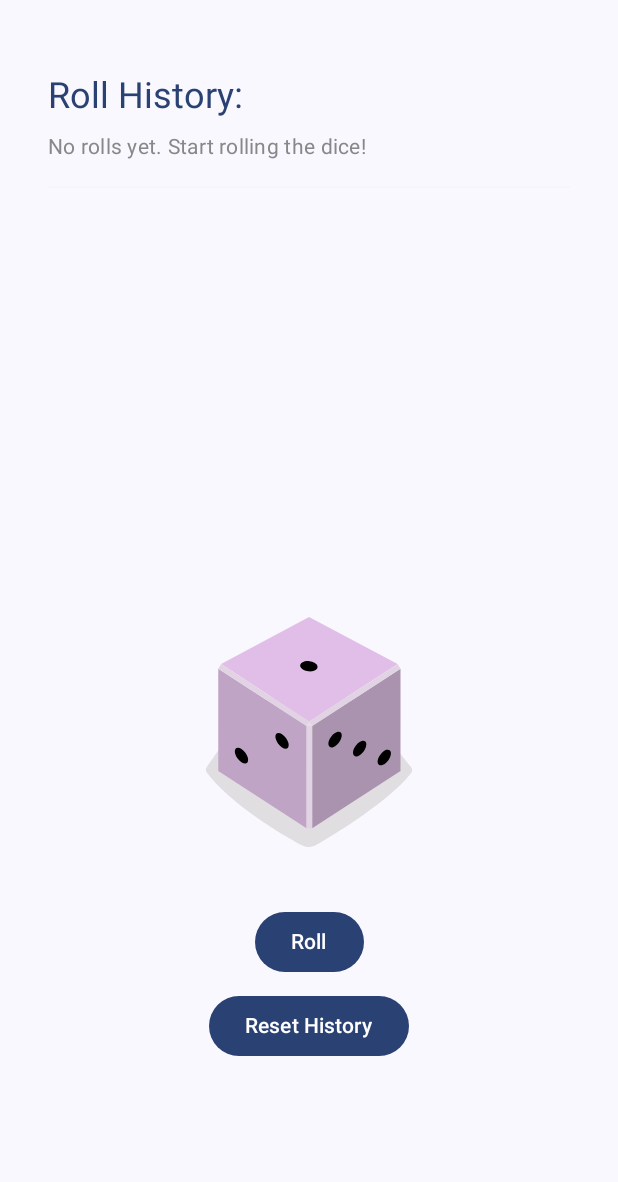
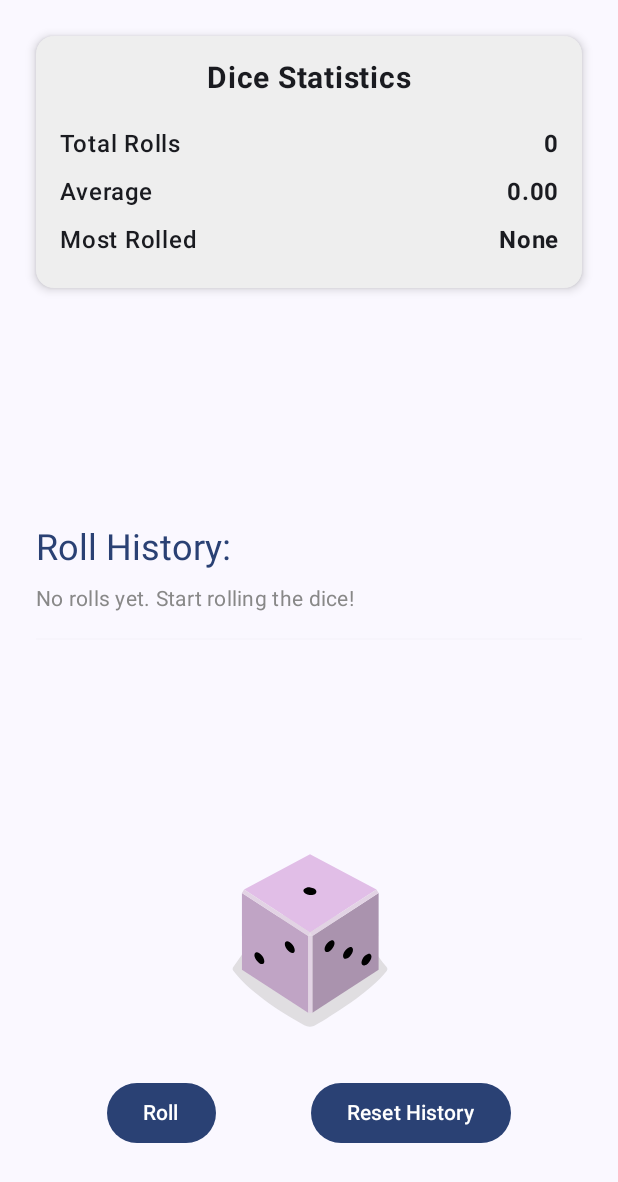
Before and after one commit to Gianguyen1234/Interactive_DiceRoller_App, an Android app built with Jetpack Compose: the screen it shows after launch (MainActivity), on a phone screen of 412 x 824 dp. Shown: the top 1182 px of the screen. Run offline under Robolectric (Android 15) with nearby library versions, the phone set to English and light mode, and no system bars.

Commit message:
add statistics

```diff
--- a/app/src/main/java/com/example/dicerollerapplication/DiceHistory.kt
+++ b/app/src/main/java/com/example/dicerollerapplication/DiceHistory.kt
@@ -12,6 +12,7 @@ import androidx.compose.runtime.Composable
 import androidx.compose.ui.Alignment
 import androidx.compose.ui.Modifier
 import androidx.compose.ui.graphics.Color
+import androidx.compose.ui.tooling.preview.Preview
 import androidx.compose.ui.unit.dp
 
 @Composable
@@ -82,3 +83,12 @@ fun DiceRollHistory(history: List<Int>, modifier: Modifier = Modifier) {
         )
     }
 }
+
+@Preview(showBackground = true)
+@Composable
+fun DiceRollHistoryPreview() {
+    // Example history data for preview
+    val history = listOf(4, 6, 3, 2, 5)
+
+    DiceRollHistory(history = history)
+}
--- /dev/null
+++ b/app/src/main/java/com/example/dicerollerapplication/DiceStatistics.kt
@@ -0,0 +1,88 @@
+package com.example.dicerollerapplication
+
+import androidx.compose.foundation.layout.*
+import androidx.compose.foundation.shape.RoundedCornerShape
+import androidx.compose.material3.*
+import androidx.compose.runtime.Composable
+import androidx.compose.ui.Alignment
+import androidx.compose.ui.Modifier
+import androidx.compose.ui.graphics.Color
+import androidx.compose.ui.text.font.FontWeight
+import androidx.compose.ui.text.style.TextAlign
+import androidx.compose.ui.tooling.preview.Preview
+import androidx.compose.ui.unit.dp
+import androidx.compose.ui.unit.sp
+
+@Composable
+fun DiceStatistics(history: List<Int>) {
+    val totalRolls = history.size
+    val average = if (totalRolls > 0) history.average() else 0.0
+    val mostRolled = history.groupingBy { it }.eachCount().maxByOrNull { it.value }?.key
+
+    // Card to provide a clean background
+    Card(
+        modifier = Modifier
+            .fillMaxWidth()
+            .padding(16.dp),
+        colors = CardDefaults.cardColors(
+            containerColor = Color(0xFFEEEEEE)
+        ),
+        shape = RoundedCornerShape(12.dp),
+        elevation = CardDefaults.cardElevation(defaultElevation = 4.dp)
+    ) {
+        Column(
+            modifier = Modifier
+                .fillMaxWidth()
+                .padding(16.dp),
+            horizontalAlignment = Alignment.CenterHorizontally
+        ) {
+            // Title
+            Text(
+                text = "Dice Statistics",
+                fontSize = 20.sp,
+                fontWeight = FontWeight.Bold,
+                modifier = Modifier.padding(bottom = 16.dp)
+            )
+
+            // Total Rolls
+            StatisticRow(label = "Total Rolls", value = "$totalRolls")
+
+            // Average
+            StatisticRow(label = "Average", value = average.format(2))
+
+            // Most Rolled
+            StatisticRow(label = "Most Rolled", value = mostRolled?.toString() ?: "None")
+        }
+    }
+}
+
+@Composable
+fun StatisticRow(label: String, value: String) {
+    Row(
+        modifier = Modifier
+            .fillMaxWidth()
+            .padding(vertical = 4.dp),
+        horizontalArrangement = Arrangement.SpaceBetween
+    ) {
+        Text(
+            text = label,
+            fontSize = 16.sp,
+            fontWeight = FontWeight.Medium
+        )
+        Text(
+            text = value,
+            fontSize = 16.sp,
+            fontWeight = FontWeight.Bold,
+            textAlign = TextAlign.End
+        )
+    }
+}
+
+fun Double.format(digits: Int) = "%.${digits}f".format(this)
+
+// Preview to see the improved UI
+@Preview(showBackground = true)
+@Composable
+fun DiceStatisticsPreview() {
+    DiceStatistics(history = listOf(1, 2, 3, 4, 5, 6, 6, 6))
+}
--- a/app/src/main/java/com/example/dicerollerapplication/MainActivity.kt
+++ b/app/src/main/java/com/example/dicerollerapplication/MainActivity.kt
@@ -24,6 +24,7 @@ import androidx.compose.ui.tooling.preview.Preview
 import androidx.compose.ui.unit.dp
 import com.example.dicerollerapplication.ui.theme.DiceRollerApplicationTheme
 import kotlinx.coroutines.launch
+import kotlin.Int
 
 class MainActivity : ComponentActivity() {
     override fun onCreate(savedInstanceState: Bundle?) {
@@ -63,11 +64,15 @@ fun DiceWithButtonAndImage(modifier: Modifier = Modifier) {
     Column(
         modifier = modifier
             .fillMaxSize()
-            .padding(16.dp), // Add some padding to avoid content sticking to edges
+            .padding(8.dp), // Add some padding to avoid content sticking to edges
         horizontalAlignment = Alignment.CenterHorizontally,
         verticalArrangement = Arrangement.SpaceBetween // Space content between top and bottom
     ) {
-        // Top: History Section
+
+        // Top: Statistics Section
+        DiceStatistics(history = diceRollHistory)
+
+        // Middle: History Section
         DiceRollHistory(history = diceRollHistory)
 
         // Bottom: Dice Image and Buttons
@@ -75,7 +80,7 @@ fun DiceWithButtonAndImage(modifier: Modifier = Modifier) {
             modifier = Modifier
                 .fillMaxWidth()
                 .wrapContentHeight()
-                .padding(bottom = 100.dp), // Add space at the bottom
+                .padding(bottom = 50.dp), // Add space at the bottom
             horizontalAlignment = Alignment.CenterHorizontally
         ) {
             // Dice Image with Shake and Rotation Animations
@@ -87,9 +92,15 @@ fun DiceWithButtonAndImage(modifier: Modifier = Modifier) {
                         translationX = translationX.value, // Apply shake animation
                         rotationY = rotationAngle.value   // Apply rotation animation
                     )
-                    .size(200.dp)
+                    .size(150.dp)
             )
             Spacer(modifier = Modifier.height(16.dp))
+
+            // Buttons displayed horizontally
+            Row(
+                modifier = Modifier.fillMaxWidth(),
+                horizontalArrangement = Arrangement.SpaceEvenly
+            ) {
                 // Roll Button
                 Button(
                     onClick = {
@@ -133,7 +144,7 @@ fun DiceWithButtonAndImage(modifier: Modifier = Modifier) {
                 ) {
                     Text(stringResource(R.string.roll))
                 }
-            Spacer(modifier = Modifier.height(8.dp))
+
                 // Reset Button
                 Button(
                     onClick = {
@@ -142,7 +153,7 @@ fun DiceWithButtonAndImage(modifier: Modifier = Modifier) {
                 ) {
                     Text("Reset History")
                 }
-
+            }
         }
     }
 }
```
Lines whose indentation alone changed are shown as unchanged.
